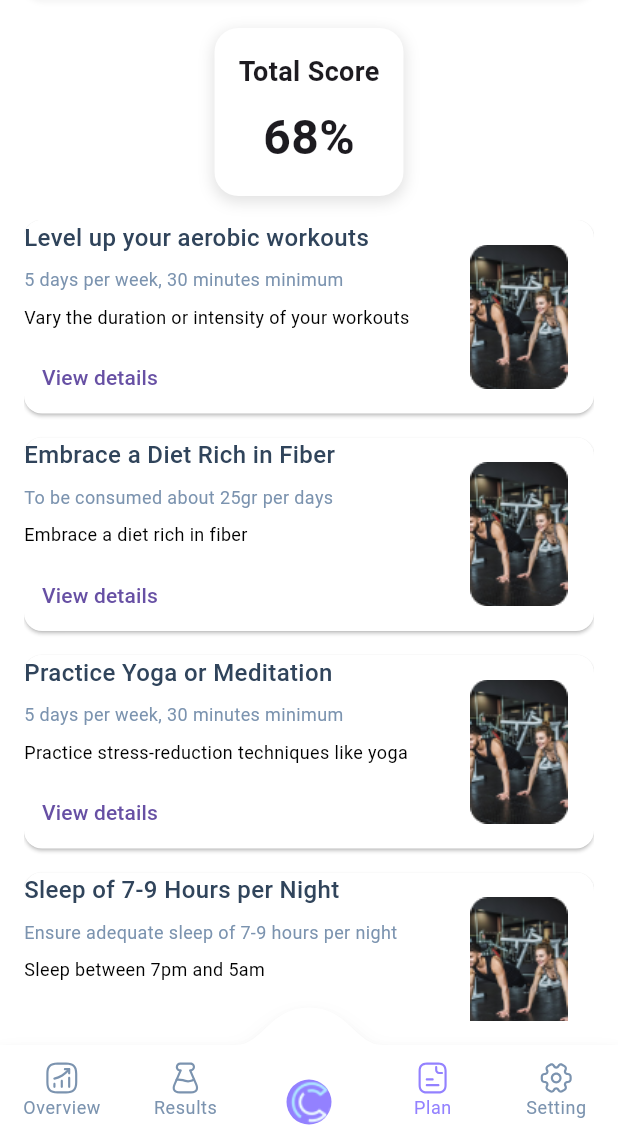
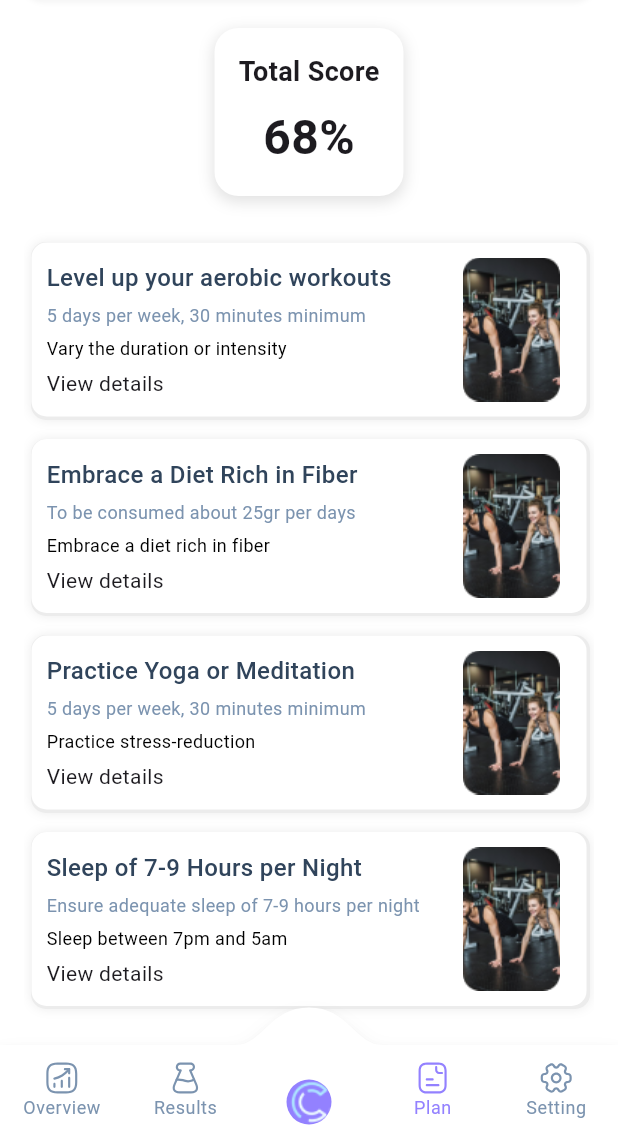
Before and after one commit to SellGURU/copilot-mobileApp, a Flutter app: the screen it shows after launch, item 4 of the bottom bar chosen, on a phone screen of 412 x 824 dp, the part 101-1236 px from its top. Run offline on Flutter 3.47's test engine with Material 3 defaults, Android fonts, the phone set to English and light mode, and no system bars; drawn by our look-alikes of convex_bottom_bar; our stand-ins replace fl_chart, flutter_bloc, flutter_svg, google_fonts, shared_preferences, syncfusion_flutter_gauges.

Commit message:
UPDATE:update the plan style

```diff
--- a/lib/screens/plan/planScreen.dart
+++ b/lib/screens/plan/planScreen.dart
@@ -11,7 +11,7 @@ class HealthPlanScreen extends StatefulWidget {
 }
 
 class _HealthPlanScreenState extends State<HealthPlanScreen> {
-  var indexItem=0;
+  var indexItem = 0;
   @override
   Widget build(BuildContext context) {
     return Padding(
@@ -42,9 +42,8 @@ class _HealthPlanScreenState extends State<HealthPlanScreen> {
                   child: Container(
                     decoration: BoxDecoration(
                       borderRadius: BorderRadius.all(Radius.circular(15)),
-                      color: indexItem == 0
-                          ? AppColors.purpleDark
-                          : Colors.white,
+                      color:
+                          indexItem == 0 ? AppColors.purpleDark : Colors.white,
                     ),
                     height: 50,
                     child: Padding(
@@ -52,8 +51,6 @@ class _HealthPlanScreenState extends State<HealthPlanScreen> {
                           horizontal: 12.0, vertical: 8),
                       child: Row(
                         children: [
-
-
                           Text(
                             "All",
                             style: indexItem == 0
@@ -74,9 +71,8 @@ class _HealthPlanScreenState extends State<HealthPlanScreen> {
                   child: Container(
                     decoration: BoxDecoration(
                       borderRadius: BorderRadius.all(Radius.circular(15)),
-                      color: indexItem == 1
-                          ? AppColors.purpleDark
-                          : Colors.white,
+                      color:
+                          indexItem == 1 ? AppColors.purpleDark : Colors.white,
                     ),
                     height: 50,
                     child: Padding(
@@ -113,9 +109,8 @@ class _HealthPlanScreenState extends State<HealthPlanScreen> {
                   child: Container(
                     decoration: BoxDecoration(
                       borderRadius: BorderRadius.all(Radius.circular(15)),
-                      color: indexItem == 2
-                          ? AppColors.purpleDark
-                          : Colors.white,
+                      color:
+                          indexItem == 2 ? AppColors.purpleDark : Colors.white,
                     ),
                     height: 50,
                     child: Padding(
@@ -152,9 +147,8 @@ class _HealthPlanScreenState extends State<HealthPlanScreen> {
                   child: Container(
                     decoration: BoxDecoration(
                       borderRadius: BorderRadius.all(Radius.circular(15)),
-                      color: indexItem == 3
-                          ? AppColors.purpleDark
-                          : Colors.white,
+                      color:
+                          indexItem == 3 ? AppColors.purpleDark : Colors.white,
                     ),
                     height: 50,
                     child: Padding(
@@ -191,9 +185,8 @@ class _HealthPlanScreenState extends State<HealthPlanScreen> {
                   child: Container(
                     decoration: BoxDecoration(
                       borderRadius: BorderRadius.all(Radius.circular(15)),
-                      color: indexItem == 4
-                          ? AppColors.purpleDark
-                          : Colors.white,
+                      color:
+                          indexItem == 4 ? AppColors.purpleDark : Colors.white,
                     ),
                     height: 50,
                     child: Padding(
@@ -226,8 +219,9 @@ class _HealthPlanScreenState extends State<HealthPlanScreen> {
           ),
           const SizedBox(
             height: 20,
-          ),          Container(
-            padding: EdgeInsets.all(16),
+          ),
+          Container(
+            padding: const EdgeInsets.all(16),
             decoration: BoxDecoration(
               color: Colors.white,
               borderRadius: BorderRadius.circular(16),
@@ -240,7 +234,7 @@ class _HealthPlanScreenState extends State<HealthPlanScreen> {
                 ),
               ],
             ),
-            child: Column(
+            child: const Column(
               children: [
                 Text(
                   'Total Score',
@@ -256,38 +250,49 @@ class _HealthPlanScreenState extends State<HealthPlanScreen> {
           ),
           SizedBox(height: 16),
           Expanded(
+
             child: ListView(
               children: [
+                SizedBox(height: 15,),
                 buildHealthCard(
                   'Level up your aerobic workouts',
                   '5 days per week, 30 minutes minimum',
-                  'Vary the duration or intensity of your workouts',
+                  'Vary the duration or intensity ',
                   'assets/gym.png',
                 ),
+                SizedBox(height: 15,),
                 buildHealthCard(
                   'Embrace a Diet Rich in Fiber',
                   'To be consumed about 25gr per days',
                   'Embrace a diet rich in fiber',
                   'assets/gym.png',
                 ),
+                SizedBox(height: 15,),
+
                 buildHealthCard(
                   'Practice Yoga or Meditation',
                   '5 days per week, 30 minutes minimum',
-                  'Practice stress-reduction techniques like yoga',
+                  'Practice stress-reduction',
                   'assets/gym.png',
                 ),
+                SizedBox(height: 15,),
+
                 buildHealthCard(
                   'Sleep of 7-9 Hours per Night',
                   'Ensure adequate sleep of 7-9 hours per night',
                   'Sleep between 7pm and 5am',
                   'assets/gym.png',
                 ),
+                SizedBox(height: 15,),
+
                 buildHealthCard(
                   'Add Antioxidants to Your Diet',
                   'Include these foods in your diet regularly',
                   'Add antioxidants to your diet',
                   'assets/gym.png',
                 ),
+                SizedBox(height: 15,),
+
               ],
             ),
           ),
@@ -298,34 +303,50 @@ class _HealthPlanScreenState extends State<HealthPlanScreen> {
 
   Widget buildHealthCard(
       String title, String subtitle, String description, String imagePath) {
-    return Card(
-      color: Colors.white,
-      margin: EdgeInsets.only(bottom: 16),
+    return Container(
+      margin: const EdgeInsets.symmetric(horizontal: 5),
+      decoration: BoxDecoration(
+          color: Colors.white,
+          borderRadius: BorderRadius.all(Radius.circular(10)),
+          boxShadow: [
+            BoxShadow(
+              blurStyle: BlurStyle.solid,
+              color: Colors.grey.withOpacity(.2),
+              spreadRadius: 1,
+              blurRadius: 5,
+              offset: const Offset(1, 1), // changes position of shadow
+            ),
+        ]
+      ),
       child: Padding(
-        padding: const EdgeInsets.all(0.0),
+        padding: const EdgeInsets.symmetric(horizontal: 10.0,vertical: 8),
         child: Row(
           mainAxisAlignment: MainAxisAlignment.spaceBetween,
           children: [
             Column(
               crossAxisAlignment: CrossAxisAlignment.start,
-              mainAxisAlignment: MainAxisAlignment.spaceBetween,
               children: [
                 Text(
                   title,
-                  style:  AppTextStyles.title1,
+                  style: AppTextStyles.title1,
                 ),
-                SizedBox(height: 8),
-                Container(child:Text(subtitle,style: AppTextStyles.hint,)),
-                SizedBox(height: 8),
-                Container(child:Text(description,style: AppTextStyles.hintBlack,)),
-                SizedBox(height: 8),
-                TextButton(
-                  onPressed: () {},
-                  child: Text('View details'),
-                ),
+                const SizedBox(height: 5),
+                Container(
+                    child: Text(
+                  subtitle,
+                  style: AppTextStyles.hint,
+                )),
+                SizedBox(height: 5),
+                Container(
+                    child: Text(
+                  description,
+                  style: AppTextStyles.hintBlack,
+                )),
+                SizedBox(height: 5),
+                Text('View details'),
               ],
             ),
-            Image.asset(imagePath, width: 100, height: 100),
+            Image.asset(imagePath, width: 80, height: 100),
           ],
         ),
       ),
--- a/lib/widgets/card.dart
+++ b/lib/widgets/card.dart
@@ -1,4 +1,3 @@
-
 import 'package:flutter/cupertino.dart';
 import 'package:flutter/material.dart';
 import 'package:test_copilet/res/colors.dart';
@@ -13,72 +12,107 @@ class ItemCard extends StatelessWidget {
   final String current;
   final Widget icon;
 
-  ItemCard({super.key, required this.title, required this.average, required this.current, required this.icon, required this.status});
-
-
+  ItemCard(
+      {super.key,
+      required this.title,
+      required this.average,
+      required this.current,
+      required this.icon,
+      required this.status});
 
   @override
   Widget build(BuildContext context) {
     return Container(
       alignment: Alignment.center,
-      decoration: BoxDecoration(boxShadow: [
-      BoxShadow(
-      color: Colors.grey.withOpacity(.2),
-      spreadRadius: 5,
-      blurRadius: 10,
-      offset:const Offset(0, 3), // changes position of shadow
-    ),
-    ],color: Colors.white,borderRadius: const BorderRadius.all(Radius.circular(10))),
+      decoration: BoxDecoration(
+          boxShadow: [
+            BoxShadow(
+              color: Colors.grey.withOpacity(.1),
+              spreadRadius: 2,
+              blurRadius: 2,
+              offset: const Offset(0, 1), // changes position of shadow
+            ),
+          ],
+          color: Colors.white,
+          borderRadius: const BorderRadius.all(Radius.circular(10))),
       width: 200,
       height: 200,
       child: Padding(
-        padding:const EdgeInsets.only(top: 30,left: 15,right: 15,bottom: 0),
+        padding: const EdgeInsets.only(top: 30, left: 15, right: 15, bottom: 0),
         child: Column(
-
           mainAxisSize: MainAxisSize.max,
           crossAxisAlignment: CrossAxisAlignment.center,
           children: [
             Row(
               mainAxisAlignment: MainAxisAlignment.spaceBetween,
               children: [
-               Container(
-                 child:  icon,
-               ),
-                Text(title,style: AppTextStyles.title1,),
+                Container(
+                  child: icon,
+                ),
+                Text(
+                  title,
+                  style: AppTextStyles.title1,
+                ),
               ],
             ),
-            SizedBox(height: 10,),
+            SizedBox(
+              height: 10,
+            ),
             Row(
               mainAxisSize: MainAxisSize.max,
               mainAxisAlignment: MainAxisAlignment.spaceBetween,
               children: [
                 Column(
                   children: [
-                    Text("Avg",style: AppTextStyles.hint,),
+                    Text(
+                      "Avg",
+                      style: AppTextStyles.hint,
+                    ),
                     Row(
                       children: [
-                        Text(average,style: AppTextStyles.title1,),
-                        const SizedBox(width: 5,),
-                        Text("bpm" ,style: AppTextStyles.hint,)
+                        Text(
+                          average,
+                          style: AppTextStyles.title1,
+                        ),
+                        const SizedBox(
+                          width: 5,
+                        ),
+                        Text(
+                          "bpm",
+                          style: AppTextStyles.hint,
+                        )
                       ],
                     ),
                   ],
                 ),
                 Column(
                   children: [
-                    Text("Avg",style: AppTextStyles.hint,),
+                    Text(
+                      "Avg",
+                      style: AppTextStyles.hint,
+                    ),
                     Row(
                       children: [
-                        Text(average,style: AppTextStyles.title1,),
-                        const SizedBox(width: 5,),
-                        Text("bpm" ,style: AppTextStyles.hint,)
+                        Text(
+                          average,
+                          style: AppTextStyles.title1,
+                        ),
+                        const SizedBox(
+                          width: 5,
+                        ),
+                        Text(
+                          "bpm",
+                          style: AppTextStyles.hint,
+                        )
                       ],
                     ),
                   ],
                 ),
               ],
             ),
-            SizedBox(height: 30,),
+            SizedBox(
+              height: 30,
+            ),
             Chart(),
             // Row(
             //   children:[
```
